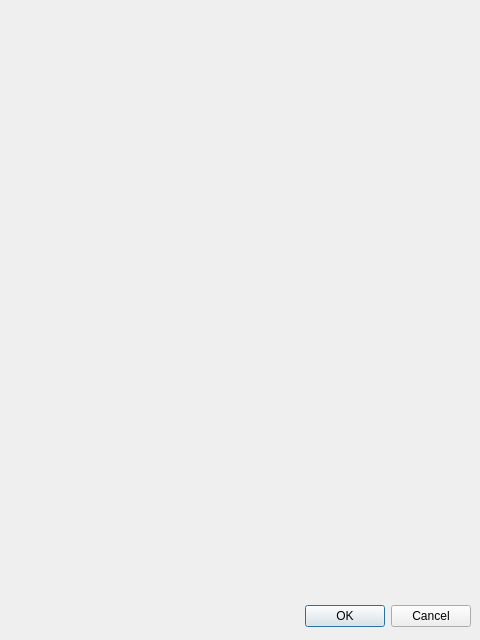
Qt form settings_plugin_params.ui (LordKBX/eBookCollection) before a commit.
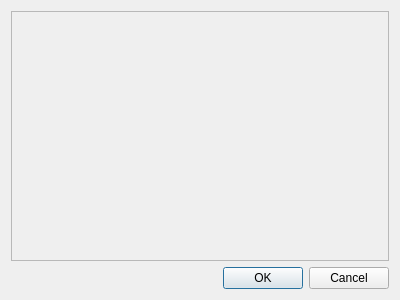
The same form after that commit.

What changed in the file:
```diff
--- a/settings_plugin_params.ui
+++ b/settings_plugin_params.ui
@@ -1,33 +1,59 @@
 <ui version="4.0" >
  <class>Dialog</class>
- <widget class="QDialog" name="Dialog" >
-  <property name="geometry" >
+ <widget class="QDialog" name="Dialog">
+  <property name="geometry">
    <rect>
     <x>0</x>
     <y>0</y>
-    <width>480</width>
-    <height>640</height>
+    <width>400</width>
+    <height>300</height>
    </rect>
   </property>
-  <property name="windowTitle" >
+  <property name="minimumSize">
+   <size>
+    <width>400</width>
+    <height>300</height>
+   </size>
+  </property>
+  <property name="maximumSize">
+   <size>
+    <width>16777215</width>
+    <height>16777215</height>
+   </size>
+  </property>
+  <property name="windowTitle">
    <string>Dialog</string>
   </property>
-  <widget class="QDialogButtonBox" name="buttonBox" >
-   <property name="geometry" >
-    <rect>
-     <x>10</x>
-     <y>600</y>
-     <width>461</width>
-     <height>32</height>
-    </rect>
-   </property>
-   <property name="orientation" >
-    <enum>Qt::Horizontal</enum>
-   </property>
-   <property name="standardButtons" >
-    <set>QDialogButtonBox::Cancel|QDialogButtonBox::Ok</set>
-   </property>
-  </widget>
+  <layout class="QVBoxLayout" name="verticalLayout">
+   <item>
+    <widget class="QScrollArea" name="scrollArea">
+     <property name="widgetResizable">
+      <bool>true</bool>
+     </property>
+     <widget class="QWidget" name="scrollAreaWidgetContents">
+      <property name="geometry">
+       <rect>
+        <x>0</x>
+        <y>0</y>
+        <width>380</width>
+        <height>253</height>
+       </rect>
+      </property>
+      <layout class="QVBoxLayout" name="verticalLayout_2"/>
+     </widget>
+    </widget>
+   </item>
+   <item>
+    <widget class="QDialogButtonBox" name="button_box">
+     <property name="orientation">
+      <enum>Qt::Horizontal</enum>
+     </property>
+     <property name="standardButtons">
+      <set>QDialogButtonBox::Cancel|QDialogButtonBox::Ok</set>
+     </property>
+    </widget>
+   </item>
+  </layout>
  </widget>
  <resources/>
  <connections>
```
Left out of the diff: 16 changed lines with no effect on the pictures.
